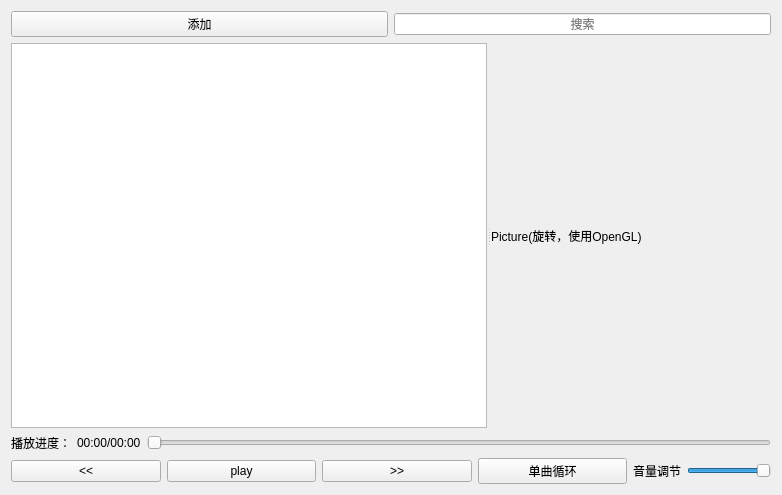
Qt form frontend/audioplayerwidget/audioplayerwidget.ui (pydmy7/WinkStudio) before a commit.
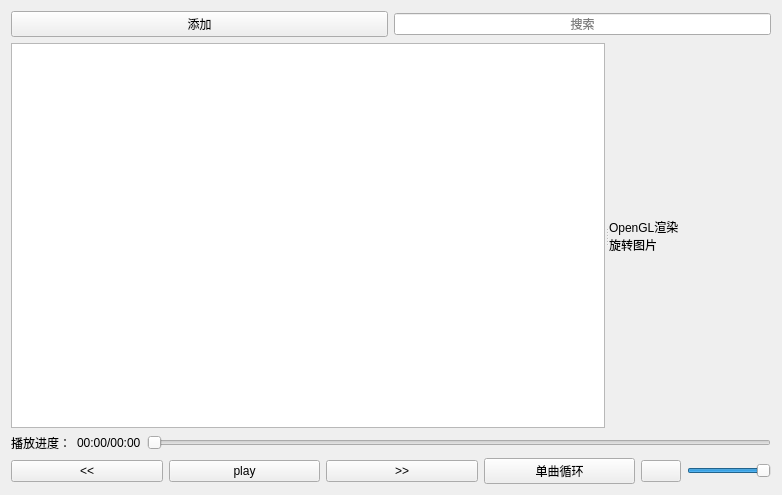
The same form after that commit. Icons and pictures are not drawn.

```diff
--- a/frontend/audioplayerwidget/audioplayerwidget.ui
+++ b/frontend/audioplayerwidget/audioplayerwidget.ui
@@ -83,7 +83,8 @@
        </sizepolicy>
       </property>
       <property name="text">
-       <string>Picture(旋转，使用OpenGL)</string>
+       <string>OpenGL渲染
+旋转图片</string>
       </property>
      </widget>
     </widget>
@@ -153,15 +154,19 @@
       </widget>
      </item>
      <item>
-      <widget class="QLabel" name="label_3">
+      <widget class="QPushButton" name="btn_volume">
        <property name="sizePolicy">
-        <sizepolicy hsizetype="Fixed" vsizetype="Preferred">
+        <sizepolicy hsizetype="Fixed" vsizetype="Fixed">
          <horstretch>0</horstretch>
          <verstretch>0</verstretch>
         </sizepolicy>
        </property>
        <property name="text">
-        <string>音量调节</string>
+        <string/>
+       </property>
+       <property name="icon">
+        <iconset resource="../../resource/images/images.qrc">
+         <normaloff>:/images/volumn.bmp</normaloff>:/images/volumn.bmp</iconset>
        </property>
       </widget>
      </item>
```
Left out of the diff: 8 changed lines with no effect on the pictures.
